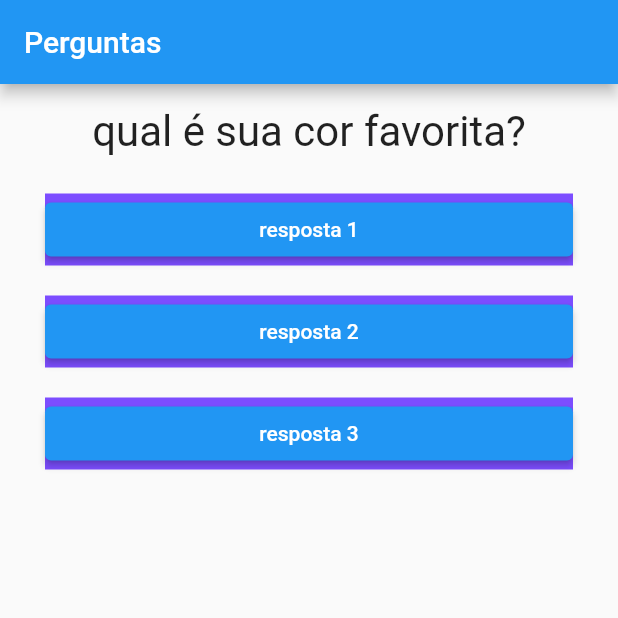
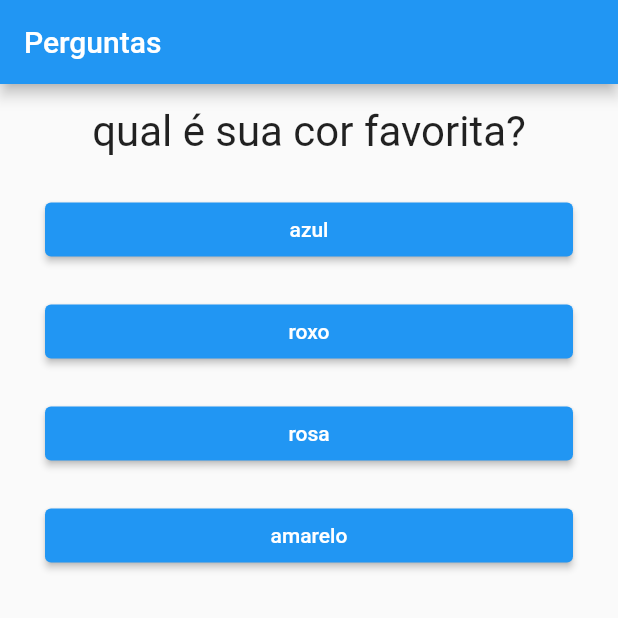
Before and after one commit to waleskaeds/project_questions, a Flutter app: the screen it shows after launch, on a phone screen of 412 x 824 dp, the top half of it. Run offline on Flutter 3.47's test engine with Material 2 defaults, Android fonts, the phone set to English and light mode, and no system bars.

Commit message:
condição ternária

```diff
--- a/lib/answer.dart
+++ b/lib/answer.dart
@@ -1,27 +1,25 @@
 import 'package:flutter/material.dart';
-import 'package:flutter/src/widgets/framework.dart';
-import 'package:flutter/src/widgets/placeholder.dart';
 
 class Answer extends StatelessWidget {
   final String texto;
+  final void Function() onSelect;
 
-  Answer(this.texto);
+  const Answer(this.texto, {super.key, required this.onSelect});
 
   @override
   Widget build(BuildContext context) {
     return Container(
       width: double.infinity,
       margin: const EdgeInsets.symmetric(horizontal: 30, vertical: 10),
-      color: Colors.deepPurpleAccent,
       decoration: BoxDecoration(
         borderRadius: BorderRadius.circular(5),
       ),
       child: ElevatedButton(
-        onPressed: () {},
+        onPressed: onSelect,
         child: Text(
           texto,
           style: const TextStyle(
-            color: Colors.white
+            color: Colors.white,
           ),
         ))
     );
--- a/lib/main.dart
+++ b/lib/main.dart
@@ -1,44 +1,63 @@
 import 'package:flutter/material.dart';
 import 'package:project_questions/question.dart';
+import 'answer.dart';
 
-import 'answer.dart';
 
 main(){
   runApp(QuestionsApp());
 }
 
 class _QuestionsAppState extends State<QuestionsApp> {
-   var _questionSelect = 0;
+  var _questionSelect = 0;
+  final List<Map<String, Object>> _questions = [
+     {
+       'question': 'qual é sua cor favorita?',
+       'answer'  : ['azul', 'roxo', 'rosa', 'amarelo']
+     },
+     {
+       'question': 'qual é seu animal favorito',
+       'answer'  : ['cachorro', 'gato', 'calopsita', 'coelho']
+     },
+     {
+       'question': 'qual é sua comida favorita',
+       'answer'  : ['pizza', 'hamburguer', 'sushi', 'mac cheese']
+     }
+   ];
 
-  void _responder() {
-    setState(() {
-      _questionSelect ++;
-    });
-    print(_questionSelect);
+   get haveQuestionSelect => _questionSelect < _questions.length;
+
+   void _responder() {
+     setState(() {
+       _questionSelect ++;
+     });
+
   }
 
   @override
   Widget build(BuildContext context){
 
-    final questions = [
-    'qual é sua cor favorita?',
-    'qual é seu animal favorito',
-    'qual é sua comida favorita',
-    ];
+    List<String> answers = haveQuestionSelect
+    ?_questions[_questionSelect].cast()['answer']
+    : [];
+
+    // for(String textAnswer in answers){
+    //   widgets.add(Answer(textAnswer, onSelect: () {_responder();})
+    //   );
+    // }
 
     return MaterialApp(
       home: Scaffold(
         appBar: AppBar(
           title: const Text('Perguntas'),
         ),
-        body: Column(
+        body: haveQuestionSelect
+        ?Column(
           children: <Widget>[
-            Question(questions[_questionSelect]),
-            Answer('resposta 1'),
-            Answer('resposta 2'),
-            Answer('resposta 3'),
+            Question(_questions[_questionSelect]['question'].toString()),
+            ...answers.map((t) => Answer(t, onSelect: (){_responder();})).toList()
           ],
-        ),
+        )
+        : null,
       ),
     );
   }
```
